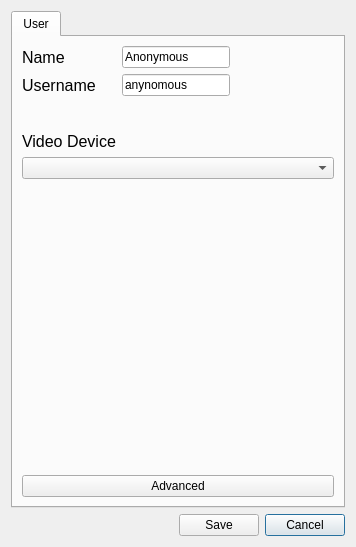
Before: the Qt Designer form ui/settings.ui in ultravideo/uvgComm, drawn with Qt 5.
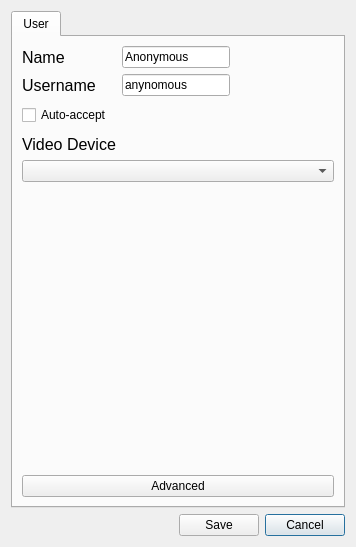
After: the same form once the commit is applied.

Commit message: Auto-accept feature to help with testing.

What changed in the file:
```diff
--- a/ui/settings.ui
+++ b/ui/settings.ui
@@ -170,6 +170,13 @@
          </property>
         </widget>
        </item>
+       <item row="4" column="0">
+        <widget class="QCheckBox" name="auto_accept">
+         <property name="text">
+          <string>Auto-accept</string>
+         </property>
+        </widget>
+       </item>
       </layout>
      </widget>
     </widget>
```
The commit also changes 9 other files.
